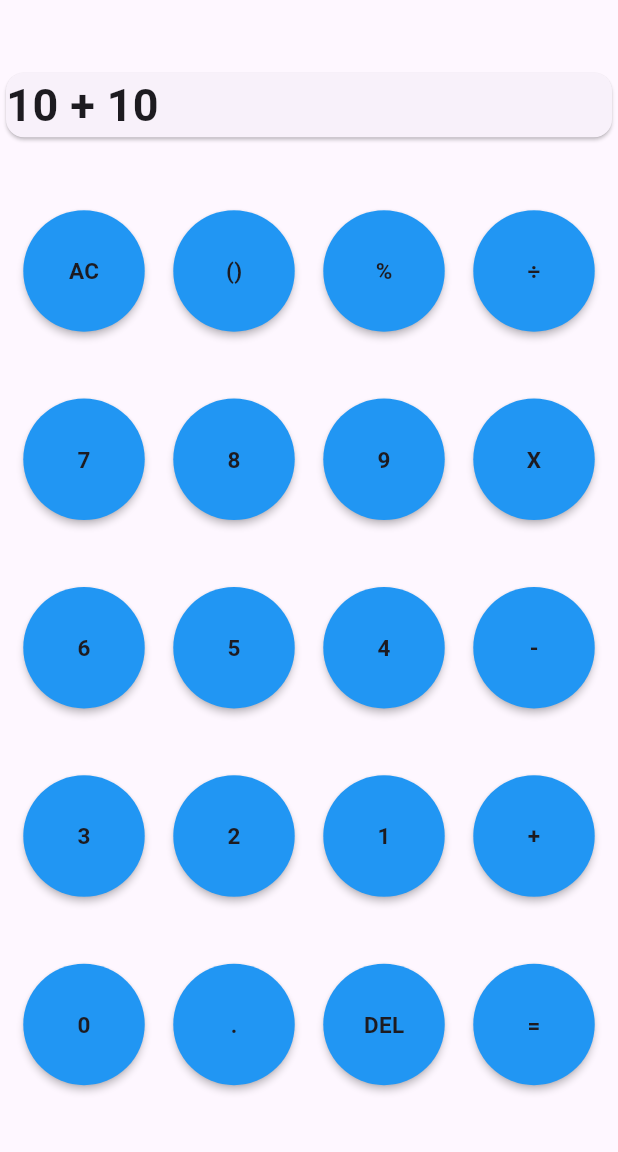
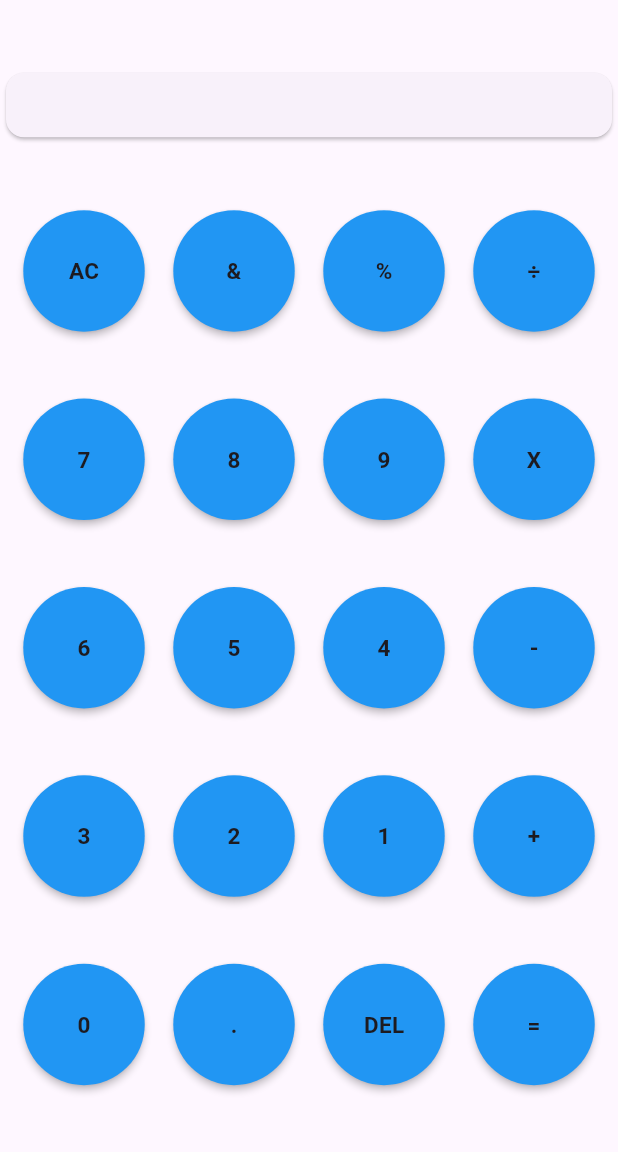
Before and after one commit to MatejMecka/EEK-Flutter-Calculator-HW, a Flutter app: the screen it shows after launch, on a phone screen of 412 x 824 dp, the part 84-1236 px from its top. Run offline on Flutter 3.47's test engine with Material 3 defaults, Android fonts, the phone set to English and light mode, and no system bars; missing offline and left inert: expressions.

Commit message:
Functionality
Create dart.yml

remove extra imports

Update dart.yml

Update dart.yml

```diff
--- a/lib/components/button.dart
+++ b/lib/components/button.dart
@@ -1,27 +1,31 @@
 import 'package:flutter/material.dart';
 
-class CalculatorButton extends StatelessWidget {
-  final String value;
-  final List<String> ignoreValues = ["AC", "=", "DEL", ""];
+class CalculatorButton extends StatefulWidget {
+    final String value;
+    String calculatorText;
+    void Function(BuildContext, String) handleInput;
 
-  CalculatorButton(this.value, {Key? key}) : super(key: key);
+    CalculatorButton(this.value, this.calculatorText, this.handleInput, {Key? key}) : super(key: key);
 
-   void HandleInput() {
-    if(!ignoreValues.contains(value)){
+    @override
+    State<CalculatorButton> createState() => _CalculatorButtonState();
 
-    }
-  }
+}
+
+class _CalculatorButtonState extends State<CalculatorButton> {
 
   @override
   Widget build(BuildContext context) {
     return RawMaterialButton(
-      onPressed: () {}, // Add your onPressed logic here
+      onPressed: () {
+        widget.handleInput(context, widget.value);
+      },
       elevation: 2.0,
       fillColor: Colors.blue,
       padding: const EdgeInsets.all(30.0),
       shape: const CircleBorder(),
        child: Text(
-        value,
+        widget.value,
         style: const TextStyle(
           fontWeight: FontWeight.bold,
           fontSize: 15
--- a/lib/components/button_row.dart
+++ b/lib/components/button_row.dart
@@ -4,17 +4,19 @@ import 'package:flutter/material.dart';
 
 class CalculatorButtonRow extends StatelessWidget {
   final List<String> values;
+  String calculatorText;
+  void Function(BuildContext, String) handleInput;
   // Remove 'const' since values is not a constant expression
-  const CalculatorButtonRow(this.values, {Key? key}) : super(key: key);
+  CalculatorButtonRow(this.values, this.calculatorText, this.handleInput, {Key? key}) : super(key: key);
   @override
   Widget build(BuildContext context) {
     return Row(
       mainAxisAlignment: MainAxisAlignment.spaceEvenly,
       children: <Widget>[
-        CalculatorButton(values[0]),
-        CalculatorButton(values[1]),
-        CalculatorButton(values[2]),
-        CalculatorButton(values[3]),
+        CalculatorButton(values[0], calculatorText, handleInput),
+        CalculatorButton(values[1], calculatorText, handleInput),
+        CalculatorButton(values[2], calculatorText, handleInput),
+        CalculatorButton(values[3], calculatorText, handleInput),
       ],
     );
   }
--- a/lib/main.dart
+++ b/lib/main.dart
@@ -1,5 +1,3 @@
-import 'package:calculator/components/button.dart';
-import 'package:calculator/components/button_row.dart';
 import 'package:calculator/screens/Calculator.dart';
 import 'package:flutter/material.dart';
 
--- a/lib/screens/Calculator.dart
+++ b/lib/screens/Calculator.dart
@@ -1,5 +1,6 @@
 import 'package:calculator/components/button_row.dart';
 import 'package:flutter/material.dart';
+import 'package:calculator/functions/calculator_functions.dart';
 
 class MyHomePage extends StatefulWidget {
   const MyHomePage({Key? key, required this.title});
@@ -10,18 +11,23 @@ class MyHomePage extends StatefulWidget {
 }
 
 class _MyHomePageState extends State<MyHomePage> {
-  String _val = "10 + 10";
+  String calculatorVal = "";
 
-  final List <String> row_1 = ["AC", "()", "%", "÷"];
+  final List <String> row_1 = ["AC", "&", "%", "÷"];
   final List <String> row_2 = ["7", "8", "9", "X"];
   final List <String> row_3 = ["6", "5", "4", "-"];
   final List <String> row_4 = ["3", "2", "1", "+"];
   final List <String> row_5 = ["0", ".", "DEL", "="];
 
+  void handleInput(BuildContext context, String value) {
+    setState(() {
+      calculatorVal = CalculatorLogic.handleInput(context, value, calculatorVal);
+    });
+  }
+
   @override
   Widget build(BuildContext context) {
     return Scaffold(
-
       appBar: AppBar(
         backgroundColor: Theme.of(context).colorScheme!.inversePrimary,
         title: Text(widget.title),
@@ -35,7 +41,7 @@ class _MyHomePageState extends State<MyHomePage> {
                 Expanded(
                   child: Card(
                     child: Text(
-                      _val,
+                      calculatorVal,
                       style: const TextStyle(
                         fontWeight: FontWeight.bold,
                         fontSize: 30
@@ -45,13 +51,15 @@ class _MyHomePageState extends State<MyHomePage> {
                 )
               ],
             ),
-          CalculatorButtonRow(row_1),
-          CalculatorButtonRow(row_2),
-          CalculatorButtonRow(row_3),
-          CalculatorButtonRow(row_4),
-          CalculatorButtonRow(row_5),
+          CalculatorButtonRow(row_1, calculatorVal, handleInput),
+          CalculatorButtonRow(row_2, calculatorVal, handleInput),
+          CalculatorButtonRow(row_3, calculatorVal, handleInput),
+          CalculatorButtonRow(row_4, calculatorVal, handleInput),
+          CalculatorButtonRow(row_5, calculatorVal, handleInput),
         ],
       ),
     );
   }
+
+
 }
--- a/pubspec.yaml
+++ b/pubspec.yaml
@@ -35,6 +35,7 @@ dependencies:
   # The following adds the Cupertino Icons font to your application.
   # Use with the CupertinoIcons class for iOS style icons.
   cupertino_icons: ^1.0.2
+  expressions: ^0.2.5+1
 
 dev_dependencies:
   flutter_test:
```
Also changed, not shown: lib/functions/calculator_functions.dart (added, +83 -0 lines), pubspec.lock (deleted), 9 other files.
